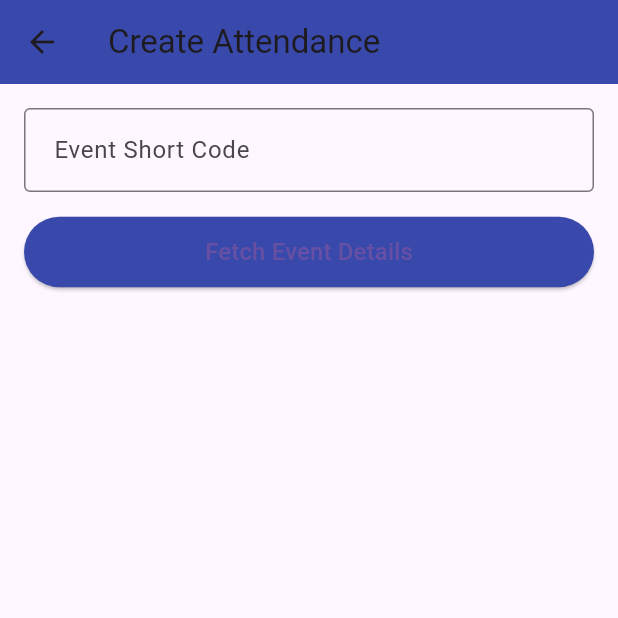
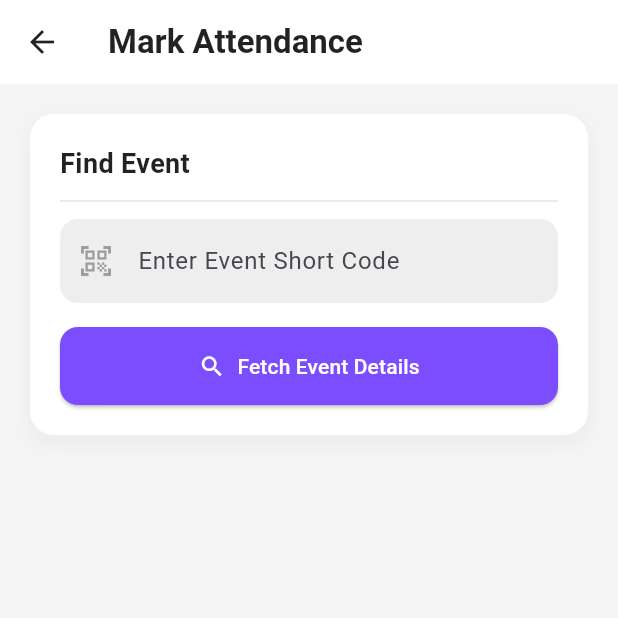
Before and after one commit to Natan-Asrat/attendance-mobile, a Flutter app: the CreateAttendanceScreen screen opened directly, on a phone screen of 412 x 824 dp, the top half of it. Run offline on Flutter 3.47's test engine with Material 3 defaults, Android fonts, the phone set to English and light mode, and no system bars; our stand-ins replace shared_preferences, signature; accounts and stored records are empty.

Commit message:
create attendance page ui update

```diff
--- a/lib/screens/create_attendance_screen.dart
+++ b/lib/screens/create_attendance_screen.dart
@@ -104,91 +104,131 @@ class _CreateAttendanceScreenState extends State<CreateAttendanceScreen> {
   @override
   Widget build(BuildContext context) {
     return Scaffold(
+      backgroundColor: Colors.grey[100],
       appBar: AppBar(
-        title: Text('Create Attendance'),
-        backgroundColor: Colors.indigo[600],
+        title: const Text('Mark Attendance', style: TextStyle(fontWeight: FontWeight.bold, color: Colors.black87)),
+        backgroundColor: Colors.white,
+        elevation: 0,
+        iconTheme: const IconThemeData(color: Colors.black87),
       ),
       body: SingleChildScrollView(
-        padding: const EdgeInsets.all(16.0),
+        padding: const EdgeInsets.all(20.0),
         child: Column(
           crossAxisAlignment: CrossAxisAlignment.stretch,
+          children: [
+            _buildSection(context,
+              title: 'Find Event',
+              child: Column(
                 children: [
                   TextField(
                     controller: _shortCodeController,
                     decoration: InputDecoration(
-                labelText: 'Event Short Code',
-                border: OutlineInputBorder(),
+                      hintText: 'Enter Event Short Code',
+                      filled: true,
+                      fillColor: Colors.grey[200],
+                      border: OutlineInputBorder(
+                        borderRadius: BorderRadius.circular(12),
+                        borderSide: BorderSide.none,
+                      ),
+                      prefixIcon: const Icon(Icons.qr_code_scanner, color: Colors.grey),
                     ),
                   ),
-            SizedBox(height: 16),
-            _isLoading
-                ? Center(child: CircularProgressIndicator())
-                : ElevatedButton(
+                  const SizedBox(height: 16),
+                  _isLoading && _event == null
+                      ? const Center(child: CircularProgressIndicator())
+                      : SizedBox(
+                          width: double.infinity,
+                          child: ElevatedButton.icon(
                             onPressed: _fetchEventDetails,
+                            icon: const Icon(Icons.search),
+                            label: const Text('Fetch Event Details'),
                             style: ElevatedButton.styleFrom(
-                      backgroundColor: Colors.indigo[600],
-                      padding: EdgeInsets.symmetric(vertical: 12),
+                              padding: const EdgeInsets.symmetric(vertical: 16),
+                              backgroundColor: Colors.deepPurpleAccent,
+                              foregroundColor: Colors.white,
+                              shape: RoundedRectangleBorder(
+                                borderRadius: BorderRadius.circular(12),
                               ),
-                    child: Text('Fetch Event Details', style: TextStyle(fontSize: 16)),
+                            ),
+                          ),
+                        ),
+                ],
+              ),
             ),
             if (_errorMessage != null)
               Padding(
-                padding: const EdgeInsets.only(top: 16.0),
+                padding: const EdgeInsets.only(top: 16.0, bottom: 8.0),
                 child: Text(
                   _errorMessage!,
-                  style: TextStyle(color: Colors.red, fontSize: 14),
+                  style: TextStyle(color: Colors.red[700], fontSize: 14),
                   textAlign: TextAlign.center,
                 ),
               ),
             if (_event != null) ...[
-              SizedBox(height: 24),
-              Text(
-                'Event Details:',
-                style: TextStyle(fontSize: 20, fontWeight: FontWeight.bold),
+              const SizedBox(height: 20),
+              _buildSection(context,
+                title: 'Event Details',
+                child: Column(
+                  crossAxisAlignment: CrossAxisAlignment.start,
+                  children: [
+                    _buildDetailItem(Icons.event, 'Title', _event!.title),
+                    _buildDetailItem(Icons.description, 'Description', _event!.description),
+                    _buildDetailItem(Icons.corporate_fare, 'Organization', _event!.program.organization.name),
+                  ],
                 ),
-              SizedBox(height: 8),
-              Text('Title: ${_event!.title}', style: TextStyle(fontSize: 16)),
-              Text('Description: ${_event!.description}', style: TextStyle(fontSize: 16)),
-              Text('Organization: ${_event!.program.organization.name}',
-                  style: TextStyle(fontSize: 16)),
-              SizedBox(height: 24),
-              Text(
-                'Signature:',
-                style: TextStyle(fontSize: 20, fontWeight: FontWeight.bold),
               ),
-              SizedBox(height: 8),
+              const SizedBox(height: 20),
+              _buildSection(context,
+                title: 'Provide Signature',
+                child: Column(
+                  children: [
                     Container(
                       height: 200,
                       decoration: BoxDecoration(
-                  border: Border.all(color: Colors.grey),
-                  borderRadius: BorderRadius.circular(8),
+                        color: Colors.white,
+                        borderRadius: BorderRadius.circular(12),
+                        border: Border.all(color: Colors.grey[300]!)
                       ),
                       child: Signature(
                         controller: _signatureController,
-                  backgroundColor: Colors.white,
+                        backgroundColor: Colors.transparent,
                       ),
                     ),
-              SizedBox(height: 8),
-              Row(
-                mainAxisAlignment: MainAxisAlignment.center,
-                children: [
-                  IconButton(
-                    icon: Icon(Icons.clear),
+                    const SizedBox(height: 8),
+                    Align(
+                      alignment: Alignment.centerRight,
+                      child: TextButton.icon(
+                        icon: const Icon(Icons.clear, size: 18),
+                        label: const Text('Clear'),
                         onPressed: () => _signatureController.clear(),
-                    tooltip: 'Clear Signature',
+                        style: TextButton.styleFrom(foregroundColor: Colors.grey[600]),
+                      ),
                     ),
                   ],
                 ),
-              SizedBox(height: 16),
-              _isLoading
-                  ? Center(child: CircularProgressIndicator())
-                  : ElevatedButton(
+              ),
+              const SizedBox(height: 24),
+              _isLoading && _event != null
+                  ? const Center(child: CircularProgressIndicator())
+                  : SizedBox(
+                      width: double.infinity,
+                      child: ElevatedButton.icon(
                         onPressed: _createAttendance,
+                        icon: const Icon(Icons.check_circle_outline),
+                        label: const Text('Submit Attendance'),
                         style: ElevatedButton.styleFrom(
+                          padding: const EdgeInsets.symmetric(vertical: 16),
                           backgroundColor: Colors.green[600],
-                        padding: EdgeInsets.symmetric(vertical: 12),
+                          foregroundColor: Colors.white,
+                          shape: RoundedRectangleBorder(
+                            borderRadius: BorderRadius.circular(12),
                           ),
-                      child: Text('Create Attendance', style: TextStyle(fontSize: 16)),
+                          textStyle: const TextStyle(
+                            fontSize: 16,
+                            fontWeight: FontWeight.bold,
+                          )
+                        ),
+                      ),
                     ),
             ],
           ],
@@ -196,4 +236,60 @@ class _CreateAttendanceScreenState extends State<CreateAttendanceScreen> {
       ),
     );
   }
+
+  Widget _buildSection(BuildContext context, {required String title, required Widget child}) {
+    return Container(
+      padding: const EdgeInsets.all(20),
+      decoration: BoxDecoration(
+        color: Colors.white,
+        borderRadius: BorderRadius.circular(16),
+        boxShadow: [
+          BoxShadow(
+            color: Colors.grey.withOpacity(0.1),
+            spreadRadius: 2,
+            blurRadius: 10,
+            offset: const Offset(0, 5),
+          ),
+        ],
+      ),
+      child: Column(
+        crossAxisAlignment: CrossAxisAlignment.start,
+        children: [
+          Text(
+            title,
+            style: const TextStyle(
+              fontSize: 18,
+              fontWeight: FontWeight.bold,
+              color: Colors.black87,
+            ),
+          ),
+          const Divider(height: 24, thickness: 0.5),
+          child,
+        ],
+      ),
+    );
   }
+
+  Widget _buildDetailItem(IconData icon, String label, String value) {
+    return Padding(
+      padding: const EdgeInsets.symmetric(vertical: 8.0),
+      child: Row(
+        crossAxisAlignment: CrossAxisAlignment.start,
+        children: [
+          Icon(icon, color: Colors.deepPurpleAccent, size: 18),
+          const SizedBox(width: 12),
+          Expanded(
+            child: Column(
+              crossAxisAlignment: CrossAxisAlignment.start,
+              children: [
+                Text(label, style: TextStyle(color: Colors.grey[600], fontSize: 13, fontWeight: FontWeight.w600)),
+                const SizedBox(height: 4),
+                Text(value, style: const TextStyle(fontSize: 15, color: Colors.black87, height: 1.4)),
+              ],
+            ),
+          ),
+        ],
+      ),
+    );
+  }
+}
```
Lines whose indentation alone changed are shown as unchanged.
